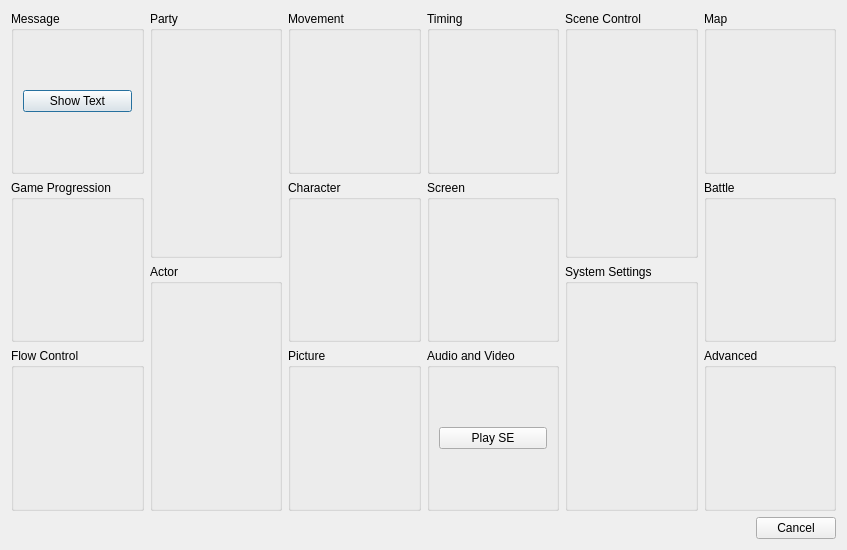
Above: src/ui/events/create_command_dialog.ui from DimichGD/FHEditor before the change. Below: the same form after it.
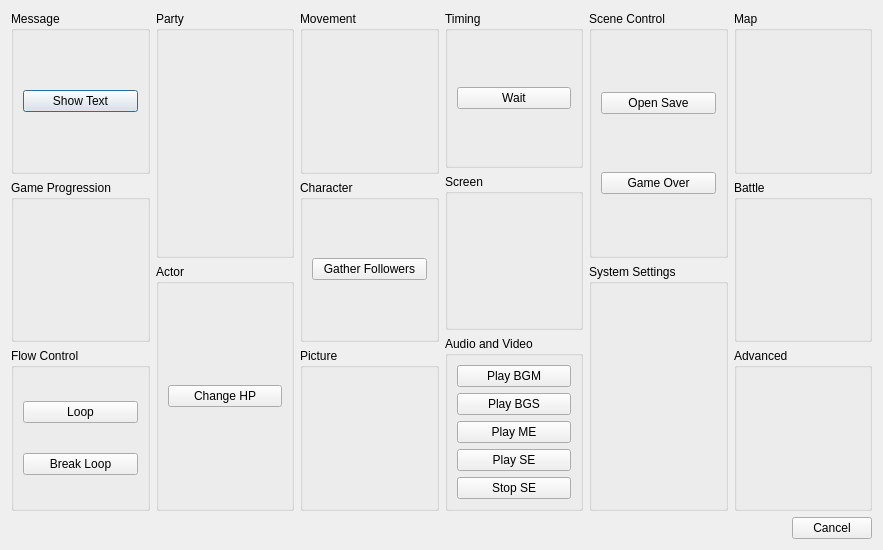
That is the form after the change.

What changed in the file:
```diff
--- a/src/ui/events/create_command_dialog.ui
+++ b/src/ui/events/create_command_dialog.ui
@@ -6,7 +6,7 @@
    <rect>
     <x>0</x>
     <y>0</y>
-    <width>847</width>
+    <width>883</width>
     <height>550</height>
    </rect>
   </property>
@@ -46,6 +46,22 @@
          <property name="title">
           <string>Flow Control</string>
          </property>
+         <layout class="QVBoxLayout" name="verticalLayout_11">
+          <item>
+           <widget class="QPushButton" name="loopButton">
+            <property name="text">
+             <string>Loop</string>
+            </property>
+           </widget>
+          </item>
+          <item>
+           <widget class="QPushButton" name="breakLoopButton">
+            <property name="text">
+             <string>Break Loop</string>
+            </property>
+           </widget>
+          </item>
+         </layout>
         </widget>
        </item>
       </layout>
@@ -64,6 +80,15 @@
          <property name="title">
           <string>Actor</string>
          </property>
+         <layout class="QVBoxLayout" name="verticalLayout_12">
+          <item>
+           <widget class="QPushButton" name="changeHPButton">
+            <property name="text">
+             <string>Change HP</string>
+            </property>
+           </widget>
+          </item>
+         </layout>
         </widget>
        </item>
       </layout>
@@ -82,6 +107,15 @@
          <property name="title">
           <string>Character</string>
          </property>
+         <layout class="QVBoxLayout" name="verticalLayout_14">
+          <item>
+           <widget class="QPushButton" name="gatherFollowersButton">
+            <property name="text">
+             <string>Gather Followers</string>
+            </property>
+           </widget>
+          </item>
+         </layout>
         </widget>
        </item>
        <item>
@@ -100,6 +134,15 @@
          <property name="title">
           <string>Timing</string>
          </property>
+         <layout class="QVBoxLayout" name="verticalLayout_10">
+          <item>
+           <widget class="QPushButton" name="waitButton">
+            <property name="text">
+             <string>Wait</string>
+            </property>
+           </widget>
+          </item>
+         </layout>
         </widget>
        </item>
        <item>
@@ -115,6 +158,27 @@
           <string>Audio and Video</string>
          </property>
          <layout class="QVBoxLayout" name="verticalLayout_9">
+          <item>
+           <widget class="QPushButton" name="playBGMButton">
+            <property name="text">
+             <string>Play BGM</string>
+            </property>
+           </widget>
+          </item>
+          <item>
+           <widget class="QPushButton" name="playBGSButton">
+            <property name="text">
+             <string>Play BGS</string>
+            </property>
+           </widget>
+          </item>
+          <item>
+           <widget class="QPushButton" name="playMEButton">
+            <property name="text">
+             <string>Play ME</string>
+            </property>
+           </widget>
+          </item>
           <item>
            <widget class="QPushButton" name="playSEButton">
             <property name="text">
@@ -122,6 +186,13 @@
             </property>
            </widget>
           </item>
+          <item>
+           <widget class="QPushButton" name="stopSEButton">
+            <property name="text">
+             <string>Stop SE</string>
+            </property>
+           </widget>
+          </item>
          </layout>
         </widget>
        </item>
@@ -134,6 +205,22 @@
          <property name="title">
           <string>Scene Control</string>
          </property>
+         <layout class="QVBoxLayout" name="verticalLayout_13">
+          <item>
+           <widget class="QPushButton" name="openSaveButton">
+            <property name="text">
+             <string>Open Save</string>
+            </property>
+           </widget>
+          </item>
+          <item>
+           <widget class="QPushButton" name="gameOverButton">
+            <property name="text">
+             <string>Game Over</string>
+            </property>
+           </widget>
+          </item>
+         </layout>
         </widget>
        </item>
        <item>
```
